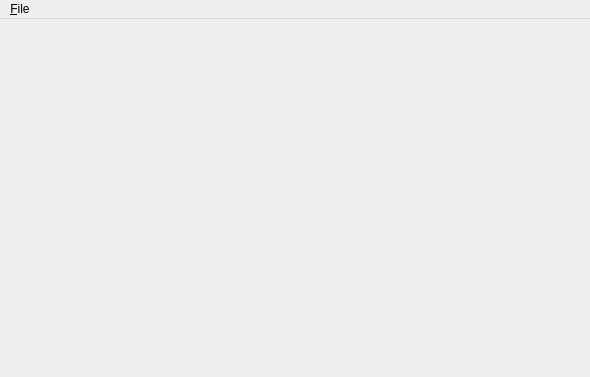
This is lib/twitrrerr/ui/main_window.ui in nilsding/twitrrerr as Qt 5 draws it before an edit. The edited form follows.
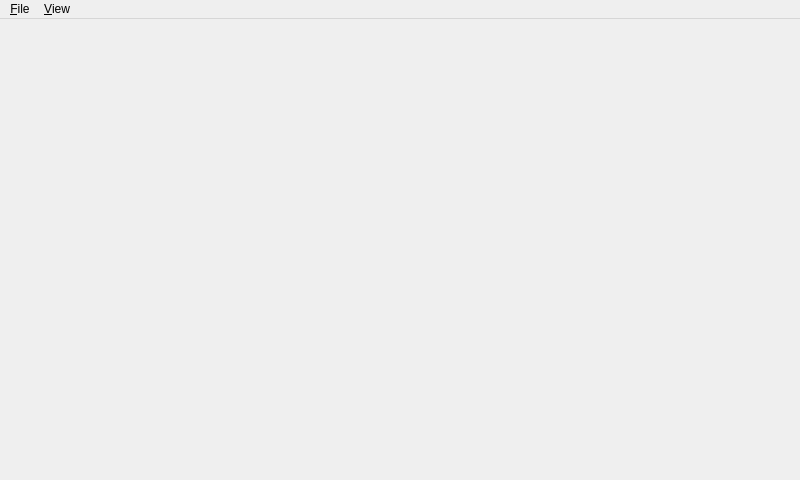
This is the edited form. Custom widgets are drawn as their Qt base class.

Commit message: added ability to view user profiles!

The edit to the form file:
```diff
--- a/lib/twitrrerr/ui/main_window.ui
+++ b/lib/twitrrerr/ui/main_window.ui
@@ -6,8 +6,8 @@
    <rect>
     <x>0</x>
     <y>0</y>
-    <width>590</width>
-    <height>377</height>
+    <width>800</width>
+    <height>480</height>
    </rect>
   </property>
   <property name="windowTitle">
@@ -47,8 +47,8 @@
         <rect>
          <x>0</x>
          <y>0</y>
-         <width>582</width>
-         <height>264</height>
+         <width>792</width>
+         <height>367</height>
         </rect>
        </property>
       </widget>
@@ -61,7 +61,7 @@
     <rect>
      <x>0</x>
      <y>0</y>
-     <width>590</width>
+     <width>800</width>
      <height>21</height>
     </rect>
    </property>
@@ -77,7 +77,14 @@
     </widget>
     <addaction name="menu_accounts"/>
    </widget>
+   <widget class="QMenu" name="menu_view">
+    <property name="title">
+     <string>&amp;View</string>
+    </property>
+    <addaction name="action_go_to_user"/>
+   </widget>
    <addaction name="menu_file"/>
+   <addaction name="menu_view"/>
   </widget>
   <action name="action_add_new_account">
    <property name="text">
```
Left out of the diff: 13 changed lines with no effect on the pictures. The commit also changes 2 other files.
